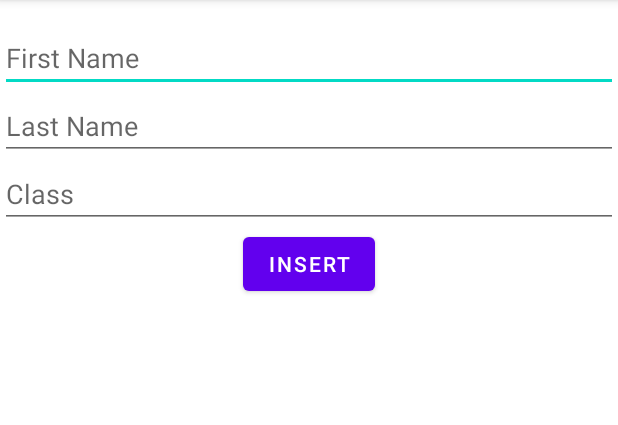
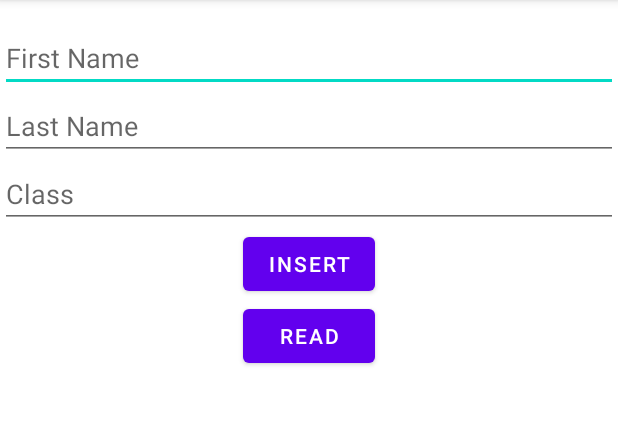
Before and after one commit to Sudiptagupta217/CRUD-Room-Database, an Android app: the screen it shows after launch (MainActivity), after a tap on "INSERT", on a phone screen of 412 x 824 dp, the part 84-509 px from its top. Run offline under Robolectric (Android 15) with nearby library versions, the phone set to English and light mode, and no system bars; our stand-ins replace Room's generated code.

Commit message:
Insert and read data query

```diff
--- a/app/src/main/java/com/sudipta/crudroomdb/MainActivity.java
+++ b/app/src/main/java/com/sudipta/crudroomdb/MainActivity.java
@@ -4,6 +4,7 @@ import androidx.appcompat.app.AppCompatActivity;
 import androidx.room.Room;
 
 import android.os.Bundle;
+import android.util.Log;
 import android.view.View;
 import android.widget.Button;
 import android.widget.EditText;
@@ -11,11 +12,16 @@ import android.widget.EditText;
 import com.sudipta.crudroomdb.Room.MyDatabase;
 import com.sudipta.crudroomdb.Room.Student;
 
+import java.util.ArrayList;
+import java.util.List;
+
 public class MainActivity extends AppCompatActivity {
     private EditText firstName;
     private EditText lastName;
     private EditText className;
     private Button insertBtn;
+    private Button readBtn;
+    MyDatabase myDatabase;
 
     @Override
     protected void onCreate(Bundle savedInstanceState) {
@@ -26,19 +32,37 @@ public class MainActivity extends AppCompatActivity {
         lastName = findViewById(R.id.lastName);
         className = findViewById(R.id.className);
         insertBtn = findViewById(R.id.insertBtn);
+        readBtn = findViewById(R.id.readBtn);
 
+        setUpDb();
 
         //Insert Data
         insertBtn.setOnClickListener(new View.OnClickListener() {
             @Override
             public void onClick(View v) {
 
-                Student student =new Student(firstName.getText().toString(),lastName.getText().toString(),className.getText().toString());
+                Student student = new Student(firstName.getText().toString(), lastName.getText().toString(), className.getText().toString());
 
-                MyDatabase myDatabase = Room.databaseBuilder(MainActivity.this, MyDatabase.class,"studentDB")
-                        .allowMainThreadQueries().build();
                 myDatabase.dao().studentInsertion(student);
             }
         });
+
+        readBtn.setOnClickListener(new View.OnClickListener() {
+            @Override
+            public void onClick(View v) {
+                List<Student> studentList = myDatabase.dao().getStudent();
+                for (int i = 0; i < studentList.size(); i++) {
+                    String msg = "ID " + studentList.get(i).getStuId() + " , " +
+                            "Name " + studentList.get(i).getStuFirstName() +" "+ studentList.get(i).getStuLastName() + " , " +
+                            "Class " + studentList.get(i).getStuClass();
+                    Log.d("STUDENT_DATA ", msg);
+                }
+            }
+        });
+    }
+
+    private void setUpDb() {
+        myDatabase = Room.databaseBuilder(MainActivity.this, MyDatabase.class, "studentDB")
+                .allowMainThreadQueries().build();
     }
 }
--- a/app/src/main/java/com/sudipta/crudroomdb/Room/DAO.java
+++ b/app/src/main/java/com/sudipta/crudroomdb/Room/DAO.java
@@ -1,7 +1,10 @@
 package com.sudipta.crudroomdb.Room;
+
+import java.util.List;
 
 import androidx.room.Dao;
 import androidx.room.Insert;
+import androidx.room.Query;
 
 @Dao
 public interface DAO {       //DATA ACCESS OBJECT
@@ -9,5 +12,6 @@ public interface DAO {       //DATA ACCESS OBJECT
     @Insert
     public void studentInsertion(Student student);
 
-
+    @Query("Select * from Student")
+    List<Student> getStudent();
 }
--- a/app/src/main/res/layout/activity_main.xml
+++ b/app/src/main/res/layout/activity_main.xml
@@ -39,6 +39,14 @@
             android:text="Insert"
             android:layout_gravity="center"/>
 
+        <Button
+            android:id="@+id/readBtn"
+            android:layout_width="wrap_content"
+            android:layout_height="wrap_content"
+            android:text="read"
+            android:layout_gravity="center"/>
+
+
 
     </LinearLayout>
 
```
